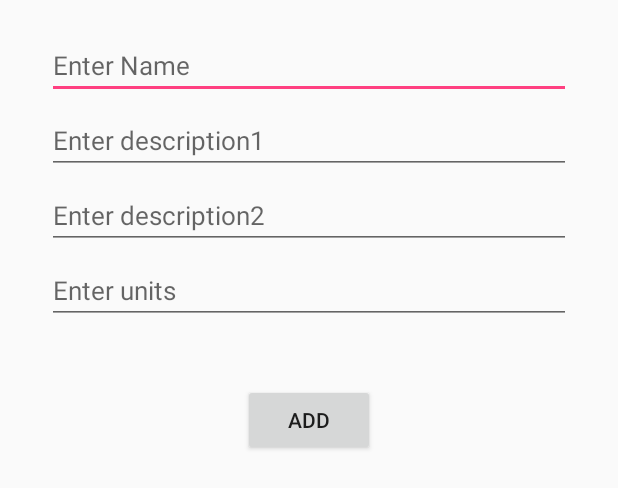
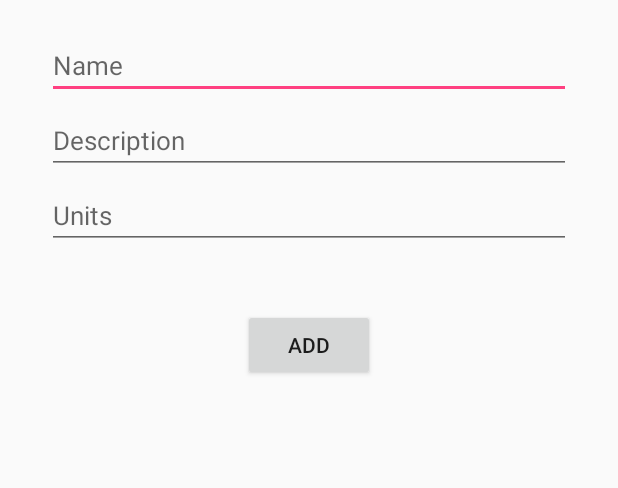
Before and after one commit to tuna-einstein/inventory-manager, an Android app: the layout content_add_item.xml on its own in the app's theme, with its tools: preview values and no code run, on a phone screen of 412 x 824 dp. Shown: the top 488 px of the screen. Run offline under Robolectric (Android 15) with nearby library versions, the phone set to English and light mode, and no system bars.

Commit message:
Update UI

```diff
--- a/app/src/main/AndroidManifest.xml
+++ b/app/src/main/AndroidManifest.xml
@@ -10,7 +10,7 @@
     <application
         android:name=".ApplicationRoot"
         android:allowBackup="true"
-        android:icon="@mipmap/ic_launcher"
+        android:icon="@mipmap/ic_placeholder_person"
         android:label="@string/app_name"
         android:supportsRtl="true"
         android:theme="@style/AppTheme" >
--- a/app/src/main/java/com/usp/inventory/activity/AddItemActivity.java
+++ b/app/src/main/java/com/usp/inventory/activity/AddItemActivity.java
@@ -23,8 +23,7 @@ public class AddItemActivity extends BaseActivity {
 
     private static final String ITEM_KEY = "item";
 
-    @Bind(R.id.txt_description1) EditText description1;
-    @Bind(R.id.txt_description2) EditText description2;
+    @Bind(R.id.txt_description) EditText description1;
     @Bind(R.id.txt_item_name) EditText name;
     @Bind(R.id.editText_enter_units) EditText units;
     @Bind(R.id.button_add) Button addbutton;
@@ -44,7 +43,6 @@ public class AddItemActivity extends BaseActivity {
         if (item != null) {
             setTitle("Update item");
             description1.setText(item.getDescription1());
-            description2.setText(item.getDescription2());
             name.setText(item.getName());
             units.setText(String.valueOf(item.getUnits()));
             addbutton.setText("Update");
@@ -62,7 +60,6 @@ public class AddItemActivity extends BaseActivity {
             item = new Item();
         }
         item.setDescription1(description1.getText().toString());
-        item.setDescription2(description2.getText().toString());
         item.setName(name.getText().toString().toLowerCase());
         item.setUnits(Integer.valueOf(units.getText().toString()));
         item.setOwnerId(sharedPreferencesStore.getUid());
--- a/app/src/main/java/com/usp/inventory/activity/BaseActivity.java
+++ b/app/src/main/java/com/usp/inventory/activity/BaseActivity.java
@@ -117,7 +117,7 @@ public abstract class BaseActivity extends AppCompatActivity
         }
     }
 
-    private void pickUserAccount(String descriptionOverrideText) {
+    public void pickUserAccount(String descriptionOverrideText) {
         String[] allowableAccountTypes = new String[]{GOOGLE_ACCOUNT_TYPE};
         Intent intent = AccountPicker.newChooseAccountIntent(
                 null, null, allowableAccountTypes, false, descriptionOverrideText, null, null, null);
--- a/app/src/main/java/com/usp/inventory/fragment/ItemRequestViewHolder.java
+++ b/app/src/main/java/com/usp/inventory/fragment/ItemRequestViewHolder.java
@@ -12,6 +12,7 @@ import com.firebase.client.ValueEventListener;
 import com.usp.inventory.FirebaseRefs;
 import com.usp.inventory.R;
 import com.usp.inventory.activity.AcceptOrderActivity;
+import com.usp.inventory.activity.PlaceOrderActivity;
 import com.usp.inventory.model.Item;
 import com.usp.inventory.model.ItemRequest;
 import com.usp.inventory.model.User;
@@ -104,6 +105,10 @@ public class ItemRequestViewHolder extends RecyclerView.ViewHolder {
                     && itemRequest.getStatus() == 0) {
                 v.getContext().startActivity(
                         AcceptOrderActivity.getIntent(v.getContext(), item, requester, itemRequest));
+            } else if (type == ItemRequestAdapter.Type.ORDER
+                    && itemRequest.getStatus() == 0) {
+                v.getContext().startActivity(
+                        PlaceOrderActivity.getIntent(v.getContext(), item, itemRequest));
             }
         }
     };
--- a/app/src/main/java/com/usp/inventory/fragment/ItemViewHolder.java
+++ b/app/src/main/java/com/usp/inventory/fragment/ItemViewHolder.java
@@ -64,7 +64,7 @@ public class ItemViewHolder extends RecyclerView.ViewHolder {
             if (item.getOwnerId().equals(uid)) {
                 v.getContext().startActivity(AddItemActivity.getIntent(v.getContext(), item));
             } else {
-                v.getContext().startActivity(PlaceOrderActivity.getIntent(v.getContext(), item));
+                v.getContext().startActivity(PlaceOrderActivity.getIntent(v.getContext(), item, null));
             }
         }
     };
--- a/app/src/main/java/com/usp/inventory/fragment/ListRequestFragment.java
+++ b/app/src/main/java/com/usp/inventory/fragment/ListRequestFragment.java
@@ -129,7 +129,7 @@ public class ListRequestFragment extends BaseFragment {
     public void onDetach() {
         super.onDetach();
         listener = null;
-       // adapter.cleanup();
+        adapter.cleanup();
     }
 
 }
--- a/app/src/main/res/layout/content_add_item.xml
+++ b/app/src/main/res/layout/content_add_item.xml
@@ -16,7 +16,7 @@
         android:paddingLeft="@dimen/activity_horizontal_margin"
         android:paddingRight="@dimen/activity_horizontal_margin"
         android:paddingTop="@dimen/activity_vertical_margin"
-        tools:context=".MainActivity" >
+        tools:context=".AddItemActivity" >
 
         <EditText
             android:id="@+id/txt_item_name"
@@ -27,14 +27,14 @@
             android:layout_marginRight="15dp"
             android:layout_marginTop="5dp"
             android:inputType="text"
-            android:hint="Enter Name"
+            android:hint="Name"
             android:textSize="17sp"
             android:ems="10" >
             <requestFocus />
         </EditText>
 
         <EditText
-            android:id="@+id/txt_description1"
+            android:id="@+id/txt_description"
             android:layout_width="fill_parent"
             android:layout_height="wrap_content"
             android:layout_alignParentLeft="true"
@@ -44,22 +44,7 @@
             android:layout_marginTop="5dp"
             android:inputType="text"
             android:textSize="17sp"
-            android:hint="Enter description1"
-            android:ems="10" >
-        </EditText>
-
-        <EditText
-            android:id="@+id/txt_description2"
-            android:layout_width="fill_parent"
-            android:layout_height="wrap_content"
-            android:layout_alignParentLeft="true"
-            android:layout_below="@+id/txt_description1"
-            android:layout_marginLeft="15dp"
-            android:layout_marginRight="15dp"
-            android:layout_marginTop="5dp"
-            android:inputType="text"
-            android:textSize="17sp"
-            android:hint="Enter description2"
+            android:hint="Description"
             android:ems="10" >
         </EditText>
 
@@ -68,12 +53,12 @@
             android:layout_width="fill_parent"
             android:layout_height="wrap_content"
             android:layout_alignParentLeft="true"
-            android:layout_below="@+id/txt_description2"
+            android:layout_below="@+id/txt_description"
             android:layout_marginLeft="15dp"
             android:layout_marginRight="15dp"
             android:layout_marginTop="5dp"
             android:inputType="number"
-            android:hint="Enter units"
+            android:hint="Units"
             android:textSize="17sp"
             android:ems="10" >
         </EditText>
--- a/app/src/main/res/layout/list_row.xml
+++ b/app/src/main/res/layout/list_row.xml
@@ -46,7 +46,7 @@
         android:textColor="#666666"
         android:textSize="13dip" />
 
-    <!-- units -->
+    <!-- pending requests -->
     <TextView
         android:id="@+id/pending_request"
         android:layout_width="fill_parent"
--- a/app/src/main/res/values/strings.xml
+++ b/app/src/main/res/values/strings.xml
@@ -14,7 +14,7 @@
 
     <string name="please_pick_account">You have to pick an account to use this application.</string>
 
-    <string name="nav_market">Market</string>
+    <string name="nav_market">People</string>
     <string name="nav_my_approvals">My Approvals</string>
     <string name="nav_my_orders">My Orders</string>
     <string name="nav_my_items">My items</string>
```
Also changed, not shown: app/src/main/java/com/usp/inventory/activity/MainActivity.java (+23 -3 lines), app/src/main/java/com/usp/inventory/activity/PlaceOrderActivity.java (+25 -20 lines), app/src/main/java/com/usp/inventory/model/Item.java (+0 -11 lines), app/src/main/res/layout/activity_place_order.xml (+2 -19 lines).
